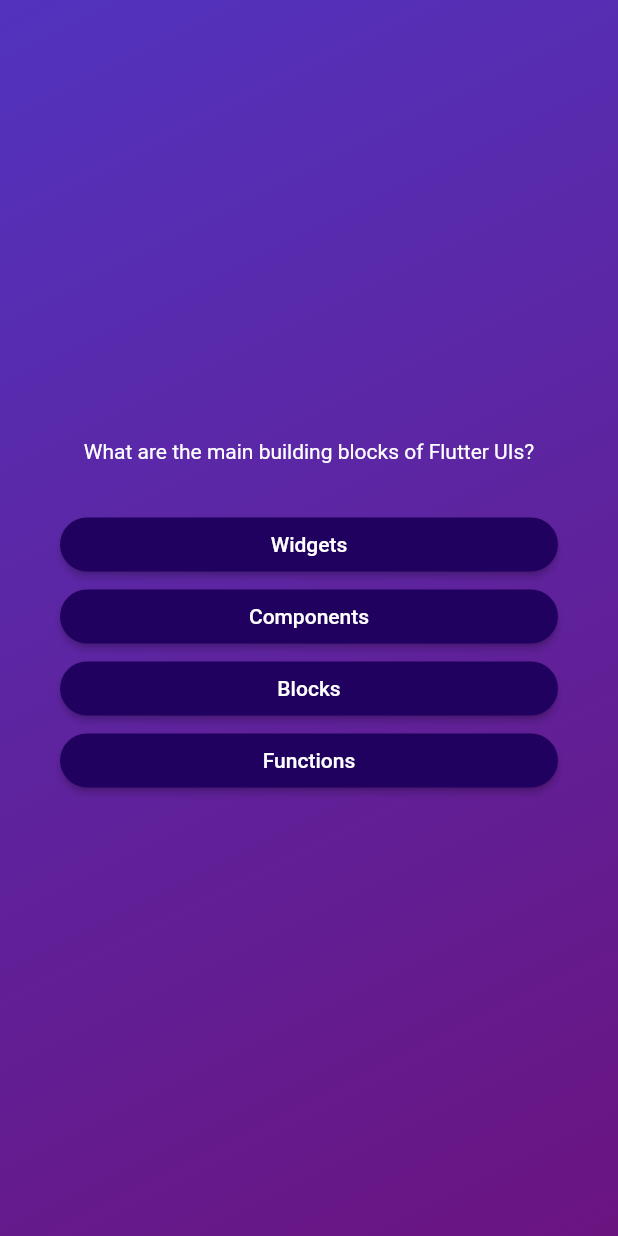
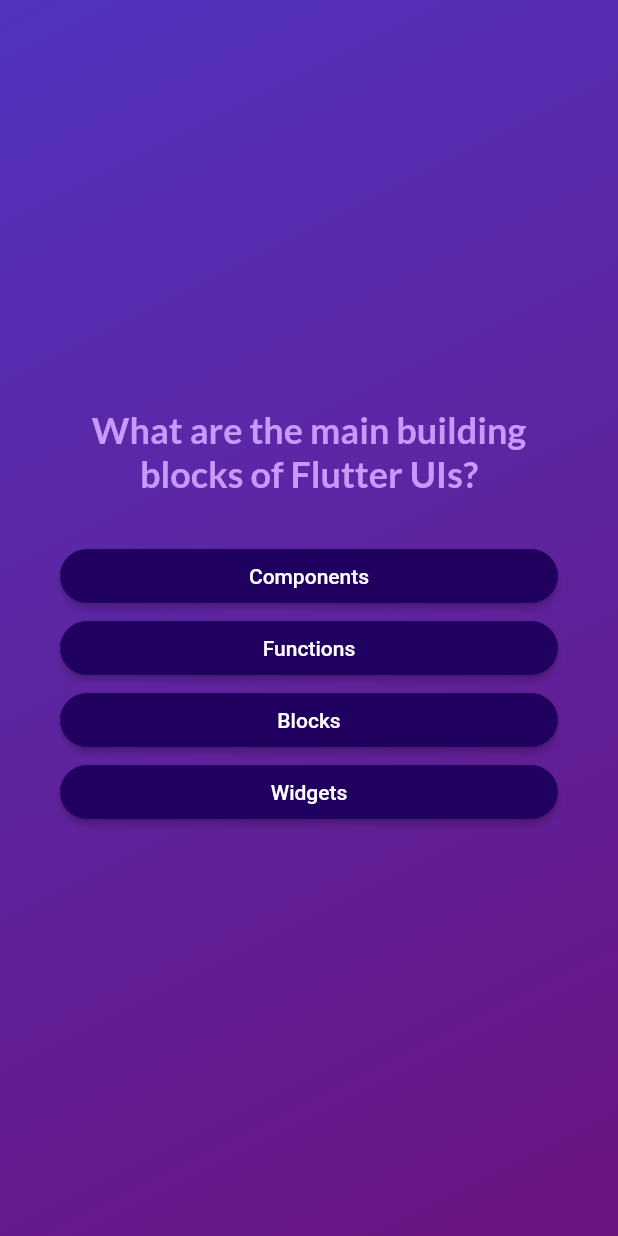
Before and after one commit to MateoM24/adv_basics_flutter, a Flutter app: the screen it shows after launch, after a tap on "Start Quiz", on a phone screen of 412 x 824 dp. Run offline on Flutter 3.47's test engine with Material 2 defaults, Android fonts, the phone set to English and light mode, and no system bars; our stand-ins replace google_fonts.

Commit message:
custom fonts; displaying all the questions one by one

```diff
--- a/lib/answer_button.dart
+++ b/lib/answer_button.dart
@@ -22,7 +22,10 @@ class AnswerButton extends StatelessWidget {
         foregroundColor: Colors.white,
         shape: RoundedRectangleBorder(borderRadius: BorderRadius.circular(40)),
       ),
-      child: Text(answerText),
+      child: Text(
+        answerText,
+        textAlign: TextAlign.center,
+      ),
     );
   }
 }
--- a/lib/models/quiz_question.dart
+++ b/lib/models/quiz_question.dart
@@ -3,4 +3,14 @@ class QuizQuestion {
 
   final String text;
   final List<String> answers;
+
+  List<String> getShuffledAnswers() {
+    final shuffledList = List.of(answers);
+    shuffledList.shuffle();
+    return shuffledList;
+  }
+
+  String getCorrectAnswer() {
+    return answers[0];
+  }
 }
--- a/lib/questions_screen.dart
+++ b/lib/questions_screen.dart
@@ -1,5 +1,7 @@
 import 'package:adv_basics/models/questions.dart';
+import 'package:adv_basics/models/quiz_question.dart';
 import 'package:flutter/material.dart';
+import 'package:google_fonts/google_fonts.dart';
 
 import 'answer_button.dart';
 
@@ -13,10 +15,18 @@ class QuestionsScreen extends StatefulWidget {
 }
 
 class _QuestionsScreenState extends State<QuestionsScreen> {
-  final currentQuestion = questions[0];
+  int currentQuestionIndex = 0;
+
+  void answerQuestion() {
+    setState(() {
+      currentQuestionIndex++;
+    });
+  }
 
   @override
   Widget build(BuildContext context) {
+    final currentQuestion = questions[currentQuestionIndex];
+
     return Container(
       margin: const EdgeInsets.all(40),
       child: Column(
@@ -26,13 +36,17 @@ class _QuestionsScreenState extends State<QuestionsScreen> {
           Text(
             textAlign: TextAlign.center,
             currentQuestion.text,
-            style: TextStyle(color: Colors.white),
+            style: GoogleFonts.lato(
+                color: const Color.fromARGB(255, 201, 153, 251),
+                fontSize: 24,
+                fontWeight: FontWeight.bold),
           ),
           const SizedBox(
             height: 30,
           ),
-          ...currentQuestion.answers
-              .map((answer) => AnswerButton(answerText: answer, onTap: () {})),
+          ...questions[currentQuestionIndex].getShuffledAnswers().map(
+              (answer) =>
+                  AnswerButton(answerText: answer, onTap: answerQuestion)),
         ],
       ),
     );
--- a/lib/start_screen.dart
+++ b/lib/start_screen.dart
@@ -1,4 +1,5 @@
 import 'package:flutter/material.dart';
+import 'package:google_fonts/google_fonts.dart';
 
 class StartScreen extends StatelessWidget {
   const StartScreen(this.startQuiz, {super.key});
@@ -21,9 +22,9 @@ class StartScreen extends StatelessWidget {
         const SizedBox(
           height: 80,
         ),
-        const Text(
+        Text(
           'Learn Flutter the fun way!',
-          style: TextStyle(
+          style: GoogleFonts.lato(
               color: Color.fromARGB(255, 237, 223, 252), fontSize: 24),
         ),
         const SizedBox(
--- a/pubspec.yaml
+++ b/pubspec.yaml
@@ -34,6 +34,7 @@ dependencies:
   # The following adds the Cupertino Icons font to your application.
   # Use with the CupertinoIcons class for iOS style icons.
   cupertino_icons: ^1.0.2
+  google_fonts: ^4.0.4
 
 dev_dependencies:
   flutter_test:
```
Also changed, not shown: pubspec.lock, 1 other file.
